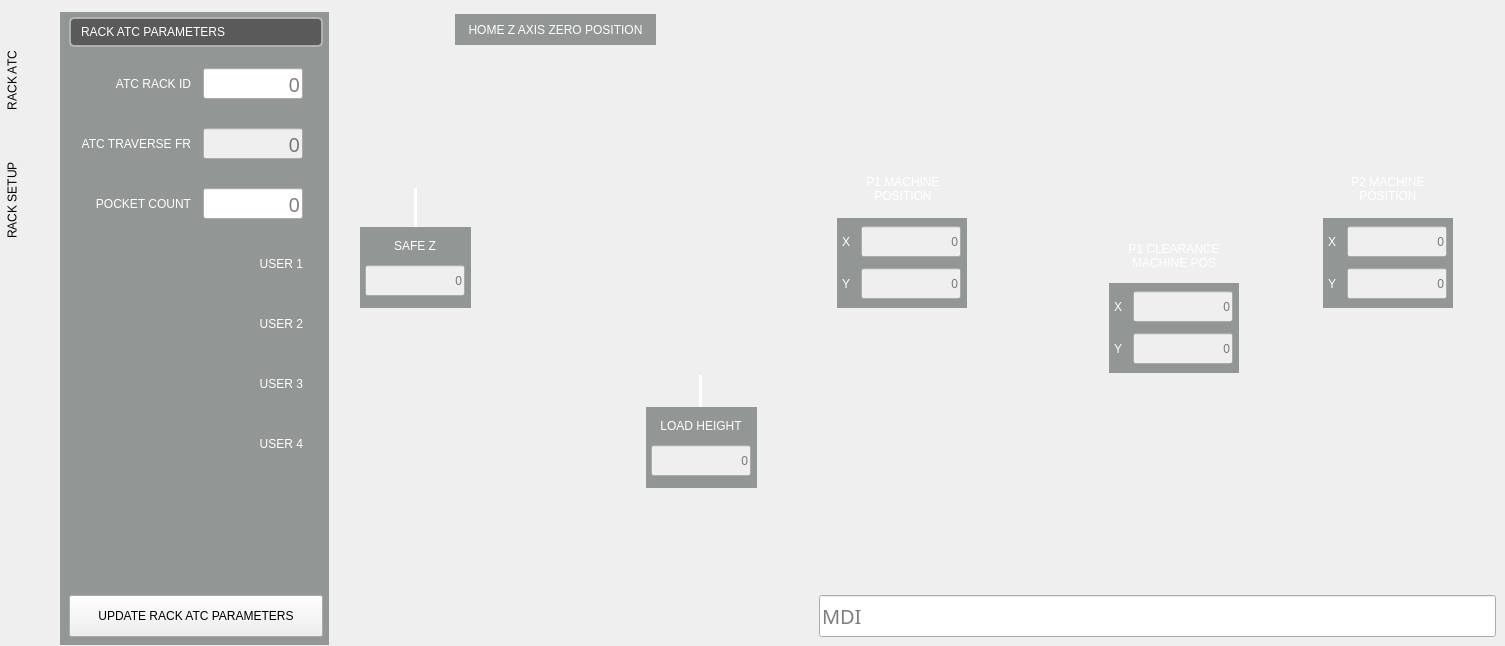
Before: the Qt Designer form src/probe_basic/rack_atc/template_rack_atc/template_rack_atc.ui in kcjengr/probe_basic, drawn with Qt 5.
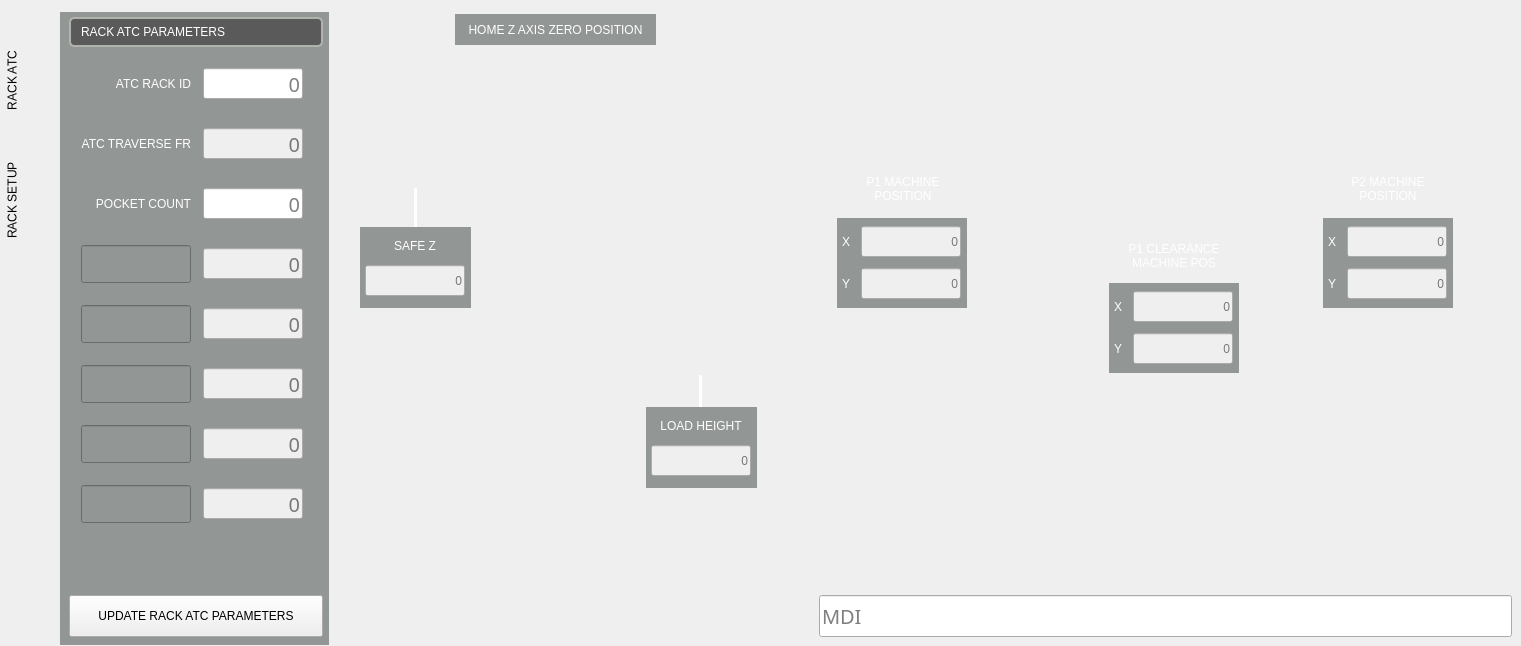
After: the same form once the commit is applied. Icons and pictures are not drawn. Custom widgets are drawn as their Qt base class.

Commit message: update param page with user entries and custom_config.yml settings

```diff
--- a/src/probe_basic/rack_atc/template_rack_atc/template_rack_atc.ui
+++ b/src/probe_basic/rack_atc/template_rack_atc/template_rack_atc.ui
@@ -6,7 +6,7 @@
    <rect>
     <x>0</x>
     <y>0</y>
-    <width>1505</width>
+    <width>1521</width>
     <height>646</height>
    </rect>
   </property>
@@ -3349,42 +3349,89 @@
                    <number>1</number>
                   </property>
                   <item>
-                   <widget class="QLabel" name="label_134">
+                   <widget class="VCPSettingsLineEdit" name="rack_atc_user_1">
+                    <property name="enabled">
+                     <bool>true</bool>
+                    </property>
+                    <property name="minimumSize">
+                     <size>
+                      <width>0</width>
+                      <height>38</height>
+                     </size>
+                    </property>
+                    <property name="maximumSize">
+                     <size>
+                      <width>16777215</width>
+                      <height>38</height>
+                     </size>
+                    </property>
+                    <property name="styleSheet">
+                     <string notr="true">font: 15pt &quot;Bebas Kai&quot;;
+color: white;
+background-color: #929695;</string>
+                    </property>
+                    <property name="alignment">
+                     <set>Qt::AlignRight|Qt::AlignTrailing|Qt::AlignVCenter</set>
+                    </property>
+                    <property name="settingName" stdset="0">
+                     <string>rack-atc-setup.user-param-1</string>
+                    </property>
+                   </widget>
+                  </item>
+                  <item>
+                   <widget class="VCPSettingsLineEdit" name="rack_atc_user_1_3975">
+                    <property name="enabled">
+                     <bool>false</bool>
+                    </property>
                     <property name="sizePolicy">
-                     <sizepolicy hsizetype="Preferred" vsizetype="Fixed">
+                     <sizepolicy hsizetype="Fixed" vsizetype="Fixed">
                       <horstretch>0</horstretch>
                       <verstretch>0</verstretch>
                      </sizepolicy>
                     </property>
                     <property name="minimumSize">
                      <size>
-                      <width>0</width>
-                      <height>38</height>
+                      <width>100</width>
+                      <height>31</height>
                      </size>
                     </property>
                     <property name="maximumSize">
                      <size>
-                      <width>16777215</width>
-                      <height>38</height>
+                      <width>100</width>
+                      <height>31</height>
                      </size>
                     </property>
+                    <property name="font">
+                     <font>
+                      <family>bebas kai</family>
+                      <pointsize>15</pointsize>
+                      <weight>50</weight>
+                      <italic>false</italic>
+                      <bold>false</bold>
+                     </font>
+                    </property>
+                    <property name="focusPolicy">
+                     <enum>Qt::ClickFocus</enum>
+                    </property>
                     <property name="styleSheet">
-                     <string notr="true">QLabel{
-font: 15pt &quot;Bebas Kai&quot;;
-color: white;
+                     <string notr="true">VCPSettingsLineEdit {
+    font: 15pt &quot;bebas kai&quot;
 }</string>
                     </property>
-                    <property name="lineWidth">
-                     <number>0</number>
-                    </property>
-                    <property name="text">
-                     <string>USER 1</string>
-                    </property>
                     <property name="alignment">
                      <set>Qt::AlignRight|Qt::AlignTrailing|Qt::AlignVCenter</set>
                     </property>
-                    <property name="indent">
-                     <number>0</number>
+                    <property name="placeholderText">
+                     <string>0</string>
+                    </property>
+                    <property name="rules" stdset="0">
+                     <string>[{&quot;name&quot;: &quot;enable&quot;, &quot;property&quot;: &quot;Enable&quot;, &quot;expression&quot;: &quot;True if ch[0] else False&quot;, &quot;channels&quot;: [{&quot;url&quot;: &quot;status:all_axes_homed&quot;, &quot;trigger&quot;: true}]}]</string>
+                    </property>
+                    <property name="settingName" stdset="0">
+                     <string>rack-atc-setup.user-1-param</string>
+                    </property>
+                    <property name="textFormat" stdset="0">
+                     <string>{:.4f}</string>
                     </property>
                    </widget>
                   </item>
@@ -3408,7 +3455,10 @@
                    <number>1</number>
                   </property>
                   <item>
-                   <widget class="QLabel" name="label_129">
+                   <widget class="VCPSettingsLineEdit" name="rack_atc_user_2">
+                    <property name="enabled">
+                     <bool>false</bool>
+                    </property>
                     <property name="sizePolicy">
                      <sizepolicy hsizetype="Preferred" vsizetype="Fixed">
                       <horstretch>0</horstretch>
@@ -3428,22 +3478,72 @@
                      </size>
                     </property>
                     <property name="styleSheet">
-                     <string notr="true">QLabel{
-font: 15pt &quot;Bebas Kai&quot;;
+                     <string notr="true">font: 15pt &quot;Bebas Kai&quot;;
 color: white;
+background-color: #929695;</string>
+                    </property>
+                    <property name="alignment">
+                     <set>Qt::AlignRight|Qt::AlignTrailing|Qt::AlignVCenter</set>
+                    </property>
+                    <property name="settingName" stdset="0">
+                     <string>rack-atc-setup.user-param-2</string>
+                    </property>
+                   </widget>
+                  </item>
+                  <item>
+                   <widget class="VCPSettingsLineEdit" name="rack_atc_user_2_3976">
+                    <property name="enabled">
+                     <bool>false</bool>
+                    </property>
+                    <property name="sizePolicy">
+                     <sizepolicy hsizetype="Fixed" vsizetype="Fixed">
+                      <horstretch>0</horstretch>
+                      <verstretch>0</verstretch>
+                     </sizepolicy>
+                    </property>
+                    <property name="minimumSize">
+                     <size>
+                      <width>100</width>
+                      <height>31</height>
+                     </size>
+                    </property>
+                    <property name="maximumSize">
+                     <size>
+                      <width>100</width>
+                      <height>31</height>
+                     </size>
+                    </property>
+                    <property name="font">
+                     <font>
+                      <family>bebas kai</family>
+                      <pointsize>15</pointsize>
+                      <weight>50</weight>
+                      <italic>false</italic>
+                      <bold>false</bold>
+                     </font>
+                    </property>
+                    <property name="focusPolicy">
+                     <enum>Qt::ClickFocus</enum>
+                    </property>
+                    <property name="styleSheet">
+                     <string notr="true">VCPSettingsLineEdit {
+    font: 15pt &quot;bebas kai&quot;
 }</string>
                     </property>
-                    <property name="lineWidth">
-                     <number>0</number>
-                    </property>
-                    <property name="text">
-                     <string>USER 2</string>
-                    </property>
                     <property name="alignment">
                      <set>Qt::AlignRight|Qt::AlignTrailing|Qt::AlignVCenter</set>
                     </property>
-                    <property name="indent">
-                     <number>0</number>
+                    <property name="placeholderText">
+                     <string>0</string>
+                    </property>
+                    <property name="rules" stdset="0">
+                     <string>[{&quot;name&quot;: &quot;enable&quot;, &quot;property&quot;: &quot;Enable&quot;, &quot;expression&quot;: &quot;True if ch[0] else False&quot;, &quot;channels&quot;: [{&quot;url&quot;: &quot;status:all_axes_homed&quot;, &quot;trigger&quot;: true}]}]</string>
+                    </property>
+                    <property name="settingName" stdset="0">
+                     <string>rack-atc-setup.user-2-param</string>
+                    </property>
+                    <property name="textFormat" stdset="0">
+                     <string>{:.4f}</string>
                     </property>
                    </widget>
                   </item>
@@ -3467,7 +3567,10 @@
                    <number>1</number>
                   </property>
                   <item>
-                   <widget class="QLabel" name="label_133">
+                   <widget class="VCPSettingsLineEdit" name="rack_atc_user_3">
+                    <property name="enabled">
+                     <bool>false</bool>
+                    </property>
                     <property name="sizePolicy">
                      <sizepolicy hsizetype="Preferred" vsizetype="Fixed">
                       <horstretch>0</horstretch>
@@ -3487,22 +3590,72 @@
                      </size>
                     </property>
                     <property name="styleSheet">
-                     <string notr="true">QLabel{
-font: 15pt &quot;Bebas Kai&quot;;
+                     <string notr="true">font: 15pt &quot;Bebas Kai&quot;;
 color: white;
+background-color: #929695;</string>
+                    </property>
+                    <property name="alignment">
+                     <set>Qt::AlignRight|Qt::AlignTrailing|Qt::AlignVCenter</set>
+                    </property>
+                    <property name="settingName" stdset="0">
+                     <string>rack-atc-setup.user-param-3</string>
+                    </property>
+                   </widget>
+                  </item>
+                  <item>
+                   <widget class="VCPSettingsLineEdit" name="rack_atc_user_3_3977">
+                    <property name="enabled">
+                     <bool>false</bool>
+                    </property>
+                    <property name="sizePolicy">
+                     <sizepolicy hsizetype="Fixed" vsizetype="Fixed">
+                      <horstretch>0</horstretch>
+                      <verstretch>0</verstretch>
+                     </sizepolicy>
+                    </property>
+                    <property name="minimumSize">
+                     <size>
+                      <width>100</width>
+                      <height>31</height>
+                     </size>
+                    </property>
+                    <property name="maximumSize">
+                     <size>
+                      <width>100</width>
+                      <height>31</height>
+                     </size>
+                    </property>
+                    <property name="font">
+                     <font>
+                      <family>bebas kai</family>
+                      <pointsize>15</pointsize>
+                      <weight>50</weight>
+                      <italic>false</italic>
+                      <bold>false</bold>
+                     </font>
+                    </property>
+                    <property name="focusPolicy">
+                     <enum>Qt::ClickFocus</enum>
+                    </property>
+                    <property name="styleSheet">
+                     <string notr="true">VCPSettingsLineEdit {
+    font: 15pt &quot;bebas kai&quot;
 }</string>
                     </property>
-                    <property name="lineWidth">
-                     <number>0</number>
-                    </property>
-                    <property name="text">
-                     <string>USER 3</string>
-                    </property>
                     <property name="alignment">
                      <set>Qt::AlignRight|Qt::AlignTrailing|Qt::AlignVCenter</set>
                     </property>
-                    <property name="indent">
-                     <number>0</number>
+                    <property name="placeholderText">
+                     <string>0</string>
+                    </property>
+                    <property name="rules" stdset="0">
+                     <string>[{&quot;name&quot;: &quot;enable&quot;, &quot;property&quot;: &quot;Enable&quot;, &quot;expression&quot;: &quot;True if ch[0] else False&quot;, &quot;channels&quot;: [{&quot;url&quot;: &quot;status:all_axes_homed&quot;, &quot;trigger&quot;: true}]}]</string>
+                    </property>
+                    <property name="settingName" stdset="0">
+                     <string>rack-atc-setup.user-3-param</string>
+                    </property>
+                    <property name="textFormat" stdset="0">
+                     <string>{:.4f}</string>
                     </property>
                    </widget>
                   </item>
@@ -3526,7 +3679,10 @@
                    <number>1</number>
                   </property>
                   <item>
-                   <widget class="QLabel" name="label_147">
+                   <widget class="VCPSettingsLineEdit" name="rack_atc_user_4">
+                    <property name="enabled">
+                     <bool>false</bool>
+                    </property>
                     <property name="sizePolicy">
                      <sizepolicy hsizetype="Preferred" vsizetype="Fixed">
                       <horstretch>0</horstretch>
@@ -3546,22 +3702,184 @@
                      </size>
                     </property>
                     <property name="styleSheet">
-                     <string notr="true">QLabel{
-font: 15pt &quot;Bebas Kai&quot;;
+                     <string notr="true">font: 15pt &quot;Bebas Kai&quot;;
 color: white;
+background-color: #929695;</string>
+                    </property>
+                    <property name="alignment">
+                     <set>Qt::AlignRight|Qt::AlignTrailing|Qt::AlignVCenter</set>
+                    </property>
+                    <property name="settingName" stdset="0">
+                     <string>rack-atc-setup.user-param-4</string>
+                    </property>
+                   </widget>
+                  </item>
+                  <item>
+                   <widget class="VCPSettingsLineEdit" name="rack_atc_user_4_3978">
+                    <property name="enabled">
+                     <bool>false</bool>
+                    </property>
+                    <property name="sizePolicy">
+                     <sizepolicy hsizetype="Fixed" vsizetype="Fixed">
+                      <horstretch>0</horstretch>
+                      <verstretch>0</verstretch>
+                     </sizepolicy>
+                    </property>
+                    <property name="minimumSize">
+                     <size>
+                      <width>100</width>
+                      <height>31</height>
+                     </size>
+                    </property>
+                    <property name="maximumSize">
+                     <size>
+                      <width>100</width>
+                      <height>31</height>
+                     </size>
+                    </property>
+                    <property name="font">
+                     <font>
+                      <family>bebas kai</family>
+                      <pointsize>15</pointsize>
+                      <weight>50</weight>
+                      <italic>false</italic>
+                      <bold>false</bold>
+                     </font>
+                    </property>
+                    <property name="focusPolicy">
+                     <enum>Qt::ClickFocus</enum>
+                    </property>
+                    <property name="styleSheet">
+                     <string notr="true">VCPSettingsLineEdit {
+    font: 15pt &quot;bebas kai&quot;
 }</string>
                     </property>
-                    <property name="lineWidth">
-                     <number>0</number>
+                    <property name="alignment">
+                     <set>Qt::AlignRight|Qt::AlignTrailing|Qt::AlignVCenter</set>
                     </property>
-                    <property name="text">
-                     <string>USER 4</string>
+                    <property name="placeholderText">
+                     <string>0</string>
                     </property>
+                    <property name="rules" stdset="0">
+                     <string>[{&quot;name&quot;: &quot;enable&quot;, &quot;property&quot;: &quot;Enable&quot;, &quot;expression&quot;: &quot;True if ch[0] else False&quot;, &quot;channels&quot;: [{&quot;url&quot;: &quot;status:all_axes_homed&quot;, &quot;trigger&quot;: true}]}]</string>
+                    </property>
+                    <property name="settingName" stdset="0">
+                     <string>rack-atc-setup.user-4-param</string>
+                    </property>
+                    <property name="textFormat" stdset="0">
+                     <string>{:.4f}</string>
+                    </property>
+                   </widget>
+                  </item>
+                 </layout>
+                </item>
+                <item>
+                 <layout class="QHBoxLayout" name="horizontalLayout_188">
+                  <property name="spacing">
+                   <number>12</number>
+                  </property>
+                  <property name="leftMargin">
+                   <number>12</number>
+                  </property>
+                  <property name="topMargin">
+                   <number>1</number>
+                  </property>
+                  <property name="rightMargin">
+                   <number>20</number>
+                  </property>
+                  <property name="bottomMargin">
+                   <number>1</number>
+                  </property>
+                  <item>
+                   <widget class="VCPSettingsLineEdit" name="rack_atc_user_5">
+                    <property name="enabled">
+                     <bool>false</bool>
+                    </property>
+                    <property name="sizePolicy">
+                     <sizepolicy hsizetype="Preferred" vsizetype="Fixed">
+                      <horstretch>0</horstretch>
+                      <verstretch>0</verstretch>
+                     </sizepolicy>
+                    </property>
+                    <property name="minimumSize">
+                     <size>
+                      <width>0</width>
+                      <height>38</height>
+                     </size>
+                    </property>
+                    <property name="maximumSize">
+                     <size>
+                      <width>16777215</width>
+                      <height>38</height>
+                     </size>
+                    </property>
+                    <property name="styleSheet">
+                     <string notr="true">font: 15pt &quot;Bebas Kai&quot;;
+color: white;
+background-color: #929695;</string>
+                    </property>
                     <property name="alignment">
                      <set>Qt::AlignRight|Qt::AlignTrailing|Qt::AlignVCenter</set>
                     </property>
-                    <property name="indent">
-                     <number>0</number>
+                    <property name="settingName" stdset="0">
+                     <string>rack-atc-setup.user-param-5</string>
+                    </property>
+                   </widget>
+                  </item>
+                  <item>
+                   <widget class="VCPSettingsLineEdit" name="rack_atc_user_5_3979">
+                    <property name="enabled">
+                     <bool>false</bool>
+                    </property>
+                    <property name="sizePolicy">
+                     <sizepolicy hsizetype="Fixed" vsizetype="Fixed">
+                      <horstretch>0</horstretch>
+                      <verstretch>0</verstretch>
+                     </sizepolicy>
+                    </property>
+                    <property name="minimumSize">
+                     <size>
+                      <width>100</width>
+                      <height>31</height>
+                     </size>
+                    </property>
+                    <property name="maximumSize">
+                     <size>
+                      <width>100</width>
+                      <height>31</height>
+                     </size>
+                    </property>
+                    <property name="font">
+                     <font>
+                      <family>bebas kai</family>
+                      <pointsize>15</pointsize>
+                      <weight>50</weight>
+                      <italic>false</italic>
+                      <bold>false</bold>
+                     </font>
+                    </property>
+                    <property name="focusPolicy">
+                     <enum>Qt::ClickFocus</enum>
+                    </property>
+                    <property name="styleSheet">
+                     <string notr="true">VCPSettingsLineEdit {
+    font: 15pt &quot;bebas kai&quot;
+}</string>
+                    </property>
+                    <property name="alignment">
+                     <set>Qt::AlignRight|Qt::AlignTrailing|Qt::AlignVCenter</set>
+                    </property>
+                    <property name="placeholderText">
+                     <string>0</string>
+                    </property>
+                    <property name="rules" stdset="0">
+                     <string>[{&quot;name&quot;: &quot;enable&quot;, &quot;property&quot;: &quot;Enable&quot;, &quot;expression&quot;: &quot;True if ch[0] else False&quot;, &quot;channels&quot;: [{&quot;url&quot;: &quot;status:all_axes_homed&quot;, &quot;trigger&quot;: true}]}]</string>
+                    </property>
+                    <property name="settingName" stdset="0">
+                     <string>rack-atc-setup.user-5-param</string>
+                    </property>
+                    <property name="textFormat" stdset="0">
+                     <string>{:.4f}</string>
                     </property>
                    </widget>
                   </item>
```
The commit also changes 8 other files.
